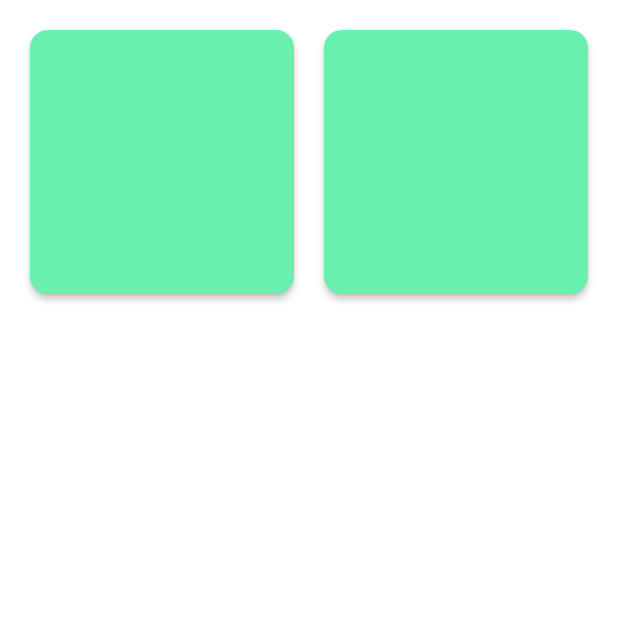
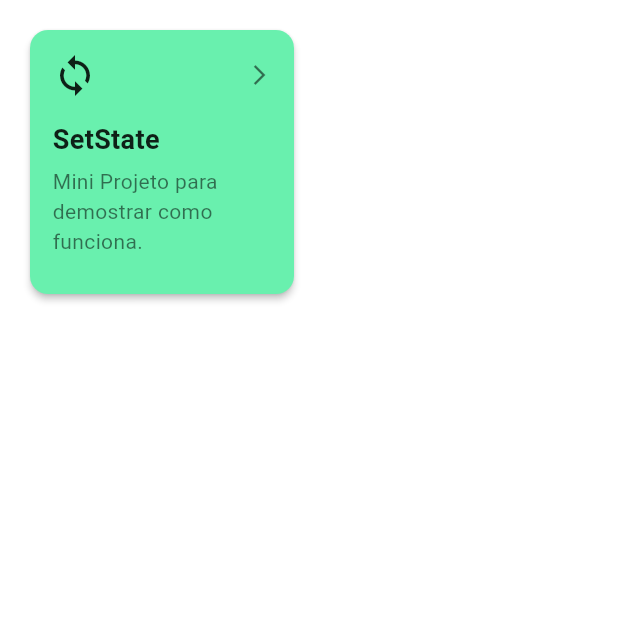
Before and after one commit to Breno-200/Step-By-Step, a Flutter app: the screen it shows after launch, on a phone screen of 412 x 824 dp, the top half of it. Run offline on Flutter 3.47's test engine with Material 3 defaults, Android fonts, the light colour scheme and no system bars; our stand-ins replace go_router, google_fonts.

Commit message:
feat:  modelo de pagina inicial criada

```diff
--- /dev/null
+++ b/step_by_step/lib/app/config/alert_padrao.dart
@@ -0,0 +1,6 @@
+class AlertPadrao {
+
+
+
+
+}
--- a/step_by_step/lib/app/routes/routes.dart
+++ b/step_by_step/lib/app/routes/routes.dart
@@ -1,4 +1,5 @@
 import 'package:go_router/go_router.dart';
+import 'package:step_by_step/app/views/gerenciador-de-estado/set_state_example.dart';
 import 'package:step_by_step/app/views/home_page.dart';
 import 'package:step_by_step/app/views/pagina-inicio-loading/inicio_loading.dart';
 
@@ -7,5 +8,6 @@ final router = GoRouter(
   routes: [
     GoRoute(path: '/', builder: (context, state) => InicioLoading()),
     GoRoute(path: '/home', builder: (context, state) => HomePage()),
+    GoRoute(path: '/state', builder: (context, state) => SetStateExample()),
   ],
 );
--- a/step_by_step/lib/app/views/home_page.dart
+++ b/step_by_step/lib/app/views/home_page.dart
@@ -1,4 +1,5 @@
 import 'package:flutter/material.dart';
+import 'package:go_router/go_router.dart';
 
 class HomePage extends StatelessWidget {
   const HomePage({super.key});
@@ -13,7 +14,17 @@ class HomePage extends StatelessWidget {
               .white, // TODO: Adicionar Troca de tema e padronização de temas
           child: GridView.count(
             crossAxisCount: 2,
-            children: [CardEstudos(), CardEstudos()],
+            children: [
+              CardEstudos(
+                titulo: 'SetState',
+                subtitulo: 'Mini Projeto para demostrar como funciona.',
+                icone: Icons.sync,
+                onTap: () {
+                  debugPrint('Indo para Pág SetState!');
+                  context.go('/state');
+                },
+              ),
+            ],
           ),
         ),
       ),
@@ -22,19 +33,61 @@ class HomePage extends StatelessWidget {
 }
 
 class CardEstudos extends StatelessWidget {
-  const CardEstudos({super.key});
+  final String titulo;
+  final String subtitulo;
+  final IconData icone;
+  final VoidCallback onTap;
+  final Color cor;
+
+  const CardEstudos({
+    super.key,
+    required this.titulo,
+    required this.subtitulo,
+    required this.icone,
+    required this.onTap,
+    this.cor = Colors.greenAccent,
+  });
 
   @override
   Widget build(BuildContext context) {
     return GestureDetector(
-      onTap: () {},
+      onTap: onTap,
       child: Card(
-        color: Colors.greenAccent,
+        color: cor,
         elevation: 2,
         margin: const EdgeInsets.all(10),
         child: Padding(
           padding: const EdgeInsets.all(15.0),
-          child: Column(children: []),
+          child: Column(
+            crossAxisAlignment: CrossAxisAlignment.start,
+            children: [
+              Row(
+                mainAxisAlignment: MainAxisAlignment.spaceBetween,
+                children: [
+                  Icon(icone, size: 30, color: Colors.black87),
+                  const Icon(
+                    Icons.arrow_forward_ios,
+                    size: 16,
+                    color: Colors.black54,
+                  ),
+                ],
+              ),
+              const SizedBox(height: 15),
+              Text(
+                titulo,
+                style: const TextStyle(
+                  fontSize: 18,
+                  fontWeight: FontWeight.bold,
+                  color: Colors.black87,
+                ),
+              ),
+              const SizedBox(height: 5),
+              Text(
+                subtitulo,
+                style: const TextStyle(fontSize: 14, color: Colors.black54),
+              ),
+            ],
+          ),
         ),
       ),
     );
--- a/step_by_step/lib/app/views/pagina-inicio-loading/inicio_loading.dart
+++ b/step_by_step/lib/app/views/pagina-inicio-loading/inicio_loading.dart
@@ -21,8 +21,10 @@ class _InicioLoadingState extends State<InicioLoading> {
       });
     });
     Future.delayed(Duration(seconds: 3), () {
+      debugPrint('Iniciando o APP com a tela de loading');
       if (!mounted) return;
       context.go('/home');
+      debugPrint('Indo para tela HOME!');
     });
   }
 
```
Also changed, not shown: step_by_step/lib/app/views/gerenciador-de-estado/set_state_example.dart (+91 -0 lines).
